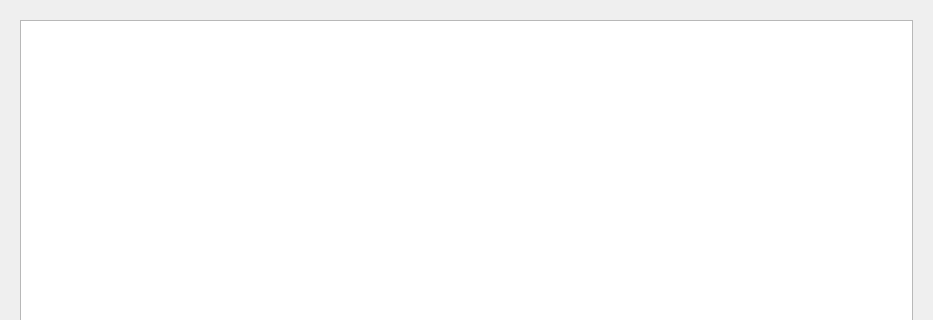
First picture: the form in mainwindow.ui, repository MX-Linux/quick-system-info-gui, before the edit; both pictures show x 0 to 933 and y 0 to 320 of the 933 by 694 pixel window.
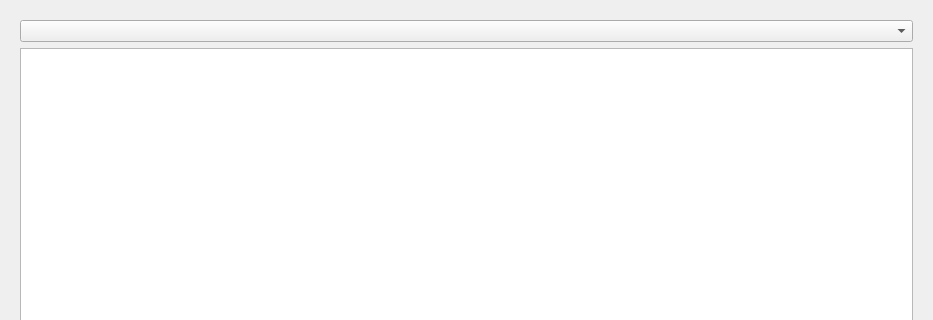
Second picture: the form after the edit. Icons and pictures are not drawn.

Commit message: add log and apt history viewing

Diff of the .ui file:
```diff
--- a/mainwindow.ui
+++ b/mainwindow.ui
@@ -69,7 +69,7 @@
       <string notr="true">QTabBar::tab { height: 30px; width: 326px; } </string>
      </property>
      <layout class="QGridLayout" name="gridLayout_3">
-      <item row="0" column="0">
+      <item row="1" column="0">
        <layout class="QGridLayout" name="gridLayout">
         <item row="0" column="0" colspan="2">
          <widget class="QPlainTextEdit" name="textSysInfo">
@@ -146,6 +146,9 @@
         </item>
        </layout>
       </item>
+      <item row="0" column="0">
+       <widget class="QComboBox" name="comboBoxCommand"/>
+      </item>
      </layout>
     </widget>
    </item>
```
The commit also changes 2 other files.
